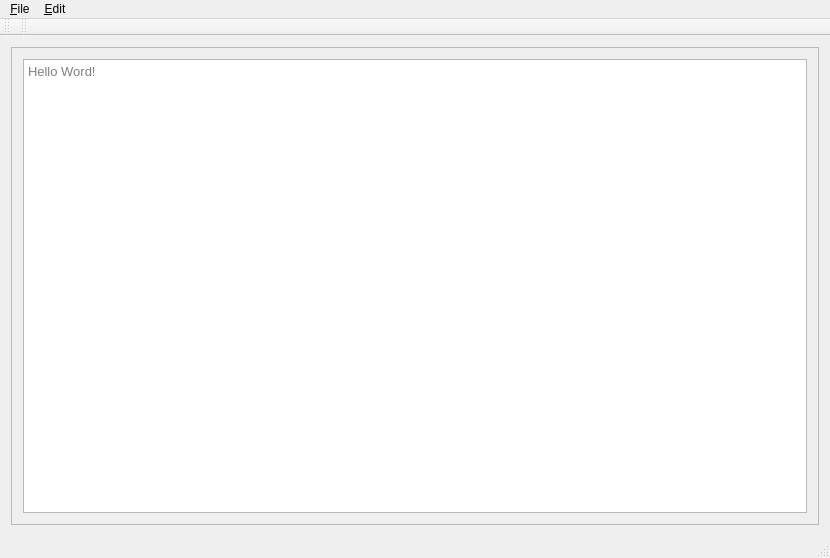
Old version of the form mainwindow.ui in the repository Varzhak-Vitebsk/TextEditor.
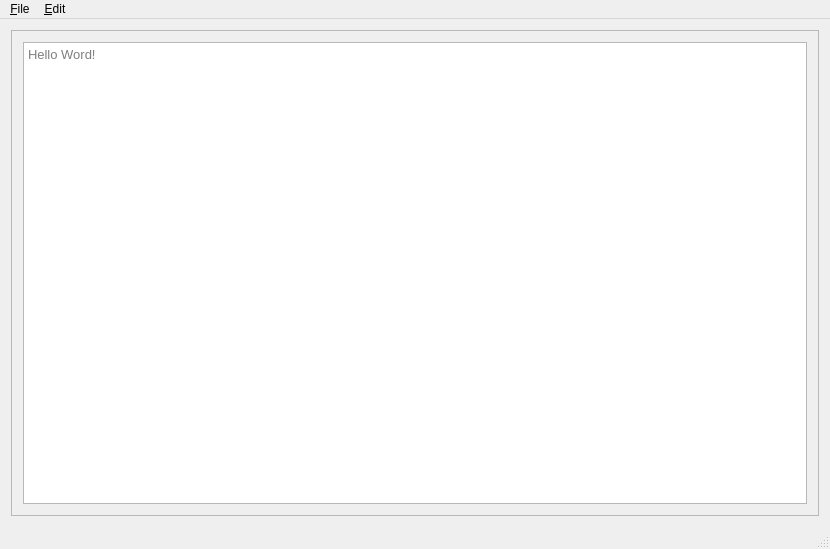
New version of the form.

```diff
--- a/mainwindow.ui
+++ b/mainwindow.ui
@@ -41,7 +41,7 @@
          <x>0</x>
          <y>0</y>
          <width>816</width>
-         <height>486</height>
+         <height>496</height>
         </rect>
        </property>
        <layout class="QHBoxLayout" name="horizontalLayout">
@@ -113,26 +113,7 @@
    <addaction name="menuFile"/>
    <addaction name="menu_Edit"/>
   </widget>
-  <widget class="QToolBar" name="mainToolBar">
-   <attribute name="toolBarArea">
-    <enum>TopToolBarArea</enum>
-   </attribute>
-   <attribute name="toolBarBreak">
-    <bool>false</bool>
-   </attribute>
-  </widget>
   <widget class="QStatusBar" name="statusBar"/>
-  <widget class="QToolBar" name="toolBar">
-   <property name="windowTitle">
-    <string>toolBar</string>
-   </property>
-   <attribute name="toolBarArea">
-    <enum>TopToolBarArea</enum>
-   </attribute>
-   <attribute name="toolBarBreak">
-    <bool>false</bool>
-   </attribute>
-  </widget>
   <action name="actionOpen">
    <property name="text">
     <string>&amp;Open</string>
```
